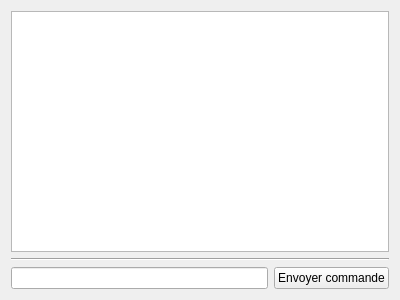
This is serverwindow.ui in AlexandreGerault/LoupGarou-Server as Qt 5 draws it before an edit. The edited form follows.
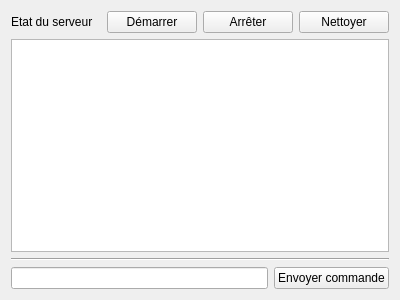
This is the edited form.

What changed in the file:
```diff
--- a/serverwindow.ui
+++ b/serverwindow.ui
@@ -20,6 +20,38 @@
    <string notr="true"/>
   </property>
   <layout class="QVBoxLayout" name="verticalLayout">
+   <item>
+    <layout class="QHBoxLayout" name="headerLayout">
+     <item>
+      <widget class="QLabel" name="m_serverStateLabel">
+       <property name="text">
+        <string>Etat du serveur</string>
+       </property>
+      </widget>
+     </item>
+     <item>
+      <widget class="QPushButton" name="m_startButton">
+       <property name="text">
+        <string>Démarrer</string>
+       </property>
+      </widget>
+     </item>
+     <item>
+      <widget class="QPushButton" name="m_stopButton">
+       <property name="text">
+        <string>Arrêter</string>
+       </property>
+      </widget>
+     </item>
+     <item>
+      <widget class="QPushButton" name="m_clearButton">
+       <property name="text">
+        <string>Nettoyer</string>
+       </property>
+      </widget>
+     </item>
+    </layout>
+   </item>
    <item>
     <widget class="QTextEdit" name="m_logsList">
      <property name="font">
```
Left out of the diff: 3 changed lines with no effect on the pictures.
